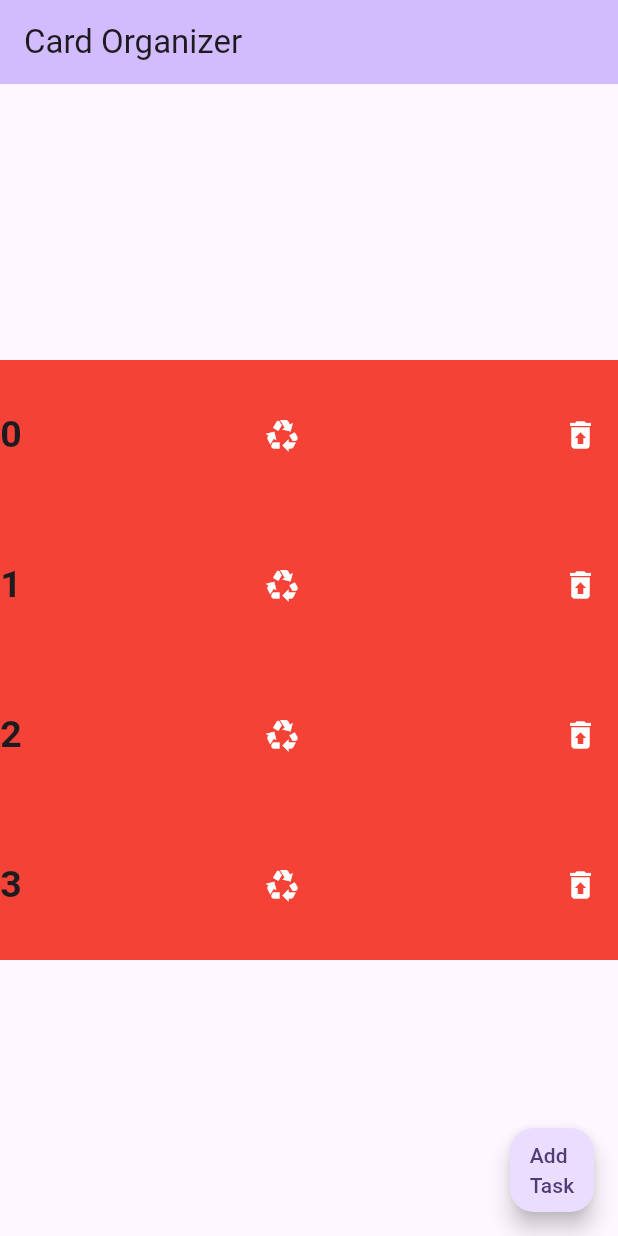
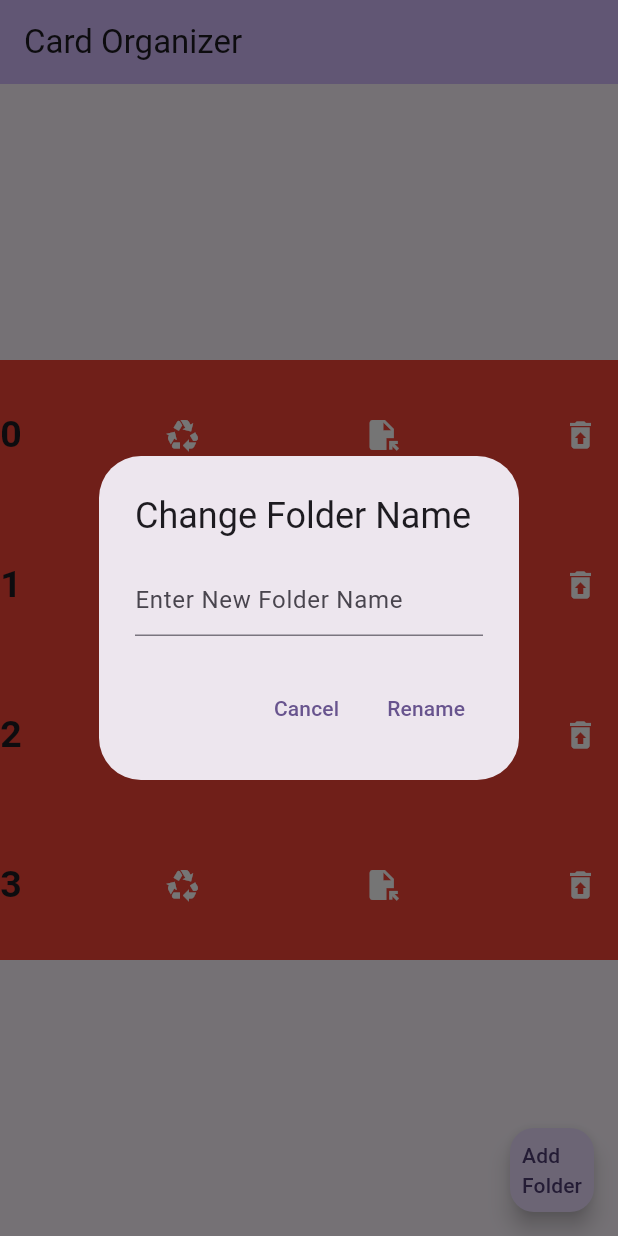
Before and after one commit to CelineSelke/inclass9, a Flutter app: the screen it shows after launch, after a tap on the "recycling" icon, on a phone screen of 412 x 824 dp. Run offline on Flutter 3.47's test engine with Material 3 defaults, Android fonts, the phone set to English and light mode, and no system bars; our stand-ins replace sqflite; accounts and stored records are empty.

Commit message:
add folder rename

```diff
--- a/lib/main.dart
+++ b/lib/main.dart
@@ -37,43 +37,57 @@ class _MyHomePageState extends State<MyHomePage> {
   @override
   Widget build(BuildContext context) {
     int folderCount = 4;
-    List<String> _folderName = ["0","1","2","3","4","5","6","7"];
+    var folderNames = ["0","1","2","3","4","5","6"];
     FolderDatabaseHelper folder = FolderDatabaseHelper();
     int rowCount = 0;
 
     Future<void> _initializeDatabase() async {
-      await folder.init();
-    }
+        await folder.init();
+        setState(() {
 
-    void deleteFolder(int index){
+        });
 
     }
 
-    void renameFolder(int index){
-
+    void deleteFolder(int index) async{
+        int id = await folder.delete(index);
     }
 
     Future<void> _getRowCount() async {
       rowCount = await folder.queryRowCount();
     }
 
-    Future<void> setFolderName(int id) async{
+    void getFolderName(int id) async{
         String? folderName = await folder.getFolderNameById(id);
         setState(() {
-            _folderName[id] = folderName ?? "Folder not found";
+            folderNames[id] = folderName ?? "Not found";
         });
+    }
+
+
+    void renameFolder(int index, String name) async{
+      Map<String, dynamic> newFolder = {
+        'folder_name': name,
+        'timestamp': DateTime.now().toString(),
+        'columnId': index,
+      };
+        int id = await folder.update(newFolder);
+
+        getFolderName(index);
 
     }
 
-    Future<void> _insertNewFolder(String name, int index) async {
+
+    void insertNewFolder(String name, int index) async {
       Map<String, dynamic> newFolder = {
         'folder_name': name,
         'timestamp': DateTime.now().toString(),
       };
 
-      setFolderName(index);
 
       int id = await folder.insert(newFolder);
+
+      getFolderName(index);
 
     }
 
@@ -85,7 +99,7 @@ class _MyHomePageState extends State<MyHomePage> {
         context: context,
         builder: (BuildContext context) {
           return AlertDialog(
-            title: const Text('Enter Task Name'),
+            title: const Text('Enter Folder Name'),
             content: TextField(
               onChanged: (value) {
                 setState(() {
@@ -105,7 +119,7 @@ class _MyHomePageState extends State<MyHomePage> {
                 child: const Text("Add"),
                 onPressed: () {
                   if (newFolderName.isNotEmpty) {
-                    _insertNewFolder(newFolderName, rowCount);
+                    insertNewFolder(newFolderName, rowCount);
                   }
                   Navigator.of(context).pop();
                 },
@@ -117,11 +131,56 @@ class _MyHomePageState extends State<MyHomePage> {
     }
 
 
-    _insertNewFolder("Hearts",0);
-    _insertNewFolder("Spades",1);
-    _insertNewFolder("Diamonds",2);
-    _insertNewFolder("Clubs",3);
+    void showRenameFolderDialog(int index) {
+      String newFolderName = "";
+      showDialog(
+        context: context,
+        builder: (BuildContext context) {
+          return AlertDialog(
+            title: const Text('Change Folder Name'),
+            content: TextField(
+              onChanged: (value) {
+                setState(() {
+                  newFolderName = value;
+                });
+              },
+              decoration: const InputDecoration(hintText: "Enter New Folder Name"),
+            ),
+            actions: <Widget>[
+              TextButton(
+                child: const Text("Cancel"),
+                onPressed: () {
+                  Navigator.of(context).pop();
+                },
+              ),
+              TextButton(
+                child: const Text("Rename"),
+                onPressed: () {
+                  if (newFolderName.isNotEmpty) {
+                    renameFolder(index, newFolderName);
+                  }
+                  Navigator.of(context).pop();
+                },
+              ),
+            ],
+          );
+        },
+      );
+    }
+
+    @override
+    void initState() {
+      super.initState();
+      _initializeDatabase();
+    }
+
+    _initializeDatabase();
+    insertNewFolder("Hearts",0);
+    insertNewFolder("Spades",1);
+    insertNewFolder("Diamonds",2);
+    insertNewFolder("Clubs",3);
     _getRowCount();
+
 
     return Scaffold(
       appBar: AppBar(
@@ -142,12 +201,20 @@ class _MyHomePageState extends State<MyHomePage> {
             child:ColoredBox(color: Colors.red, child: Row(mainAxisAlignment: MainAxisAlignment.spaceBetween,
                 children: [
 
-                  Text(_folderName[index], style: TextStyle(fontWeight: FontWeight.bold, fontSize: 25),),
+                  Text(folderNames[index], style: TextStyle(fontWeight: FontWeight.bold, fontSize: 25),),
                   SizedBox(width: 50, height: 50, child: IconButton(
                     padding: EdgeInsets.all(0),
                     color: Colors.white,
-                    onPressed: () => renameFolder(index),
+                    onPressed: () => showRenameFolderDialog(index),
                     icon: Icon(Icons.recycling),
+
+                  ),),
+                  SizedBox(width: 50, height: 50, child: IconButton(
+                    padding: EdgeInsets.all(0),
+                    color: Colors.white,
+                    onPressed: () => showRenameFolderDialog(index),
+                    //this will be navigation eventually idk man
+                    icon: Icon(Icons.file_open),
 
                   ),),
                   SizedBox(width: 50, height: 50, child: IconButton(
@@ -165,7 +232,7 @@ class _MyHomePageState extends State<MyHomePage> {
       ),
       floatingActionButton: FloatingActionButton(
         onPressed: showAddFolderDialog,
-        child: const Text("Add\nTask"),
+        child: const Text("Add\nFolder"),
       ),
 
     );
```
